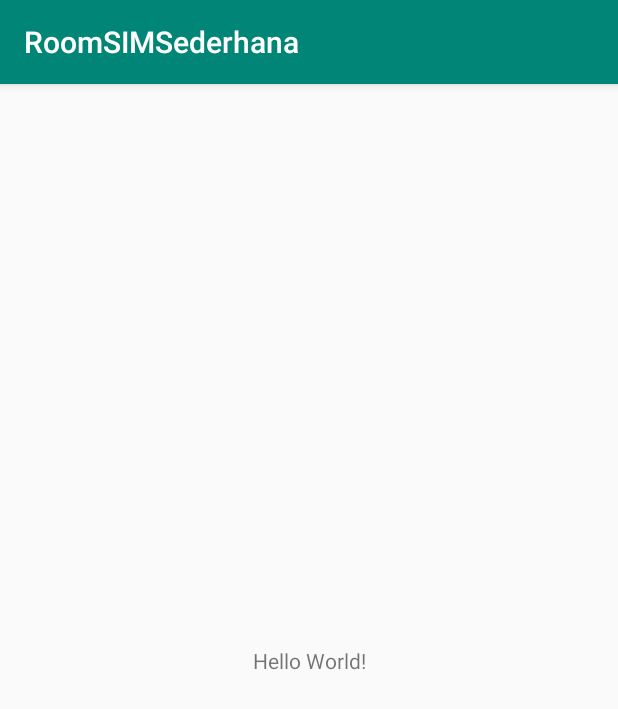
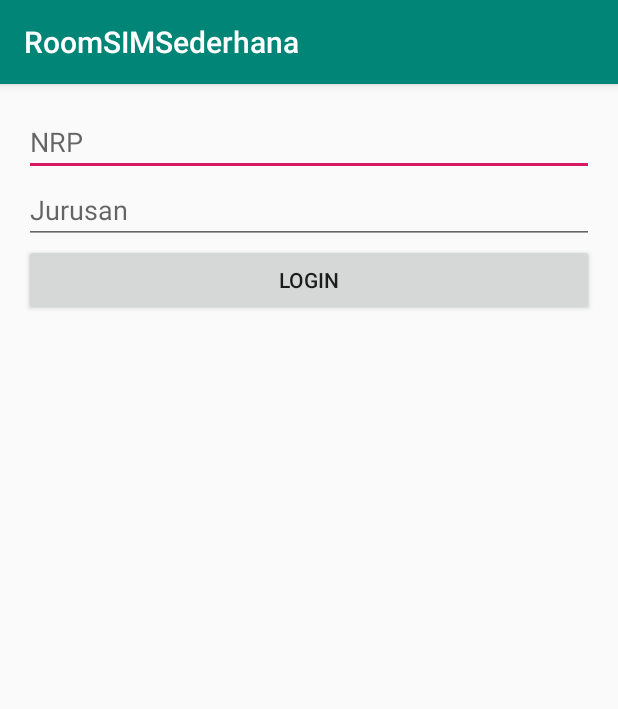
Before and after one commit to billiartag/RoomSIMSederhana, an Android app: the screen it shows after launch (MainActivity before the commit, Login after it), on a phone screen of 412 x 824 dp. Shown: the top 709 px of the screen. Run offline under Robolectric (Android 15) with nearby library versions, the phone set to English and light mode, and no system bars.

Commit message:
Buat Layout

```diff
--- a/app/src/main/AndroidManifest.xml
+++ b/app/src/main/AndroidManifest.xml
@@ -9,7 +9,10 @@
         android:roundIcon="@mipmap/ic_launcher_round"
         android:supportsRtl="true"
         android:theme="@style/AppTheme">
-        <activity android:name=".MainActivity">
+        <activity android:name=".DosenInsert"></activity>
+        <activity android:name=".HomeSiswa" />
+        <activity android:name=".HomeDosen" />
+        <activity android:name=".Login">
             <intent-filter>
                 <action android:name="android.intent.action.MAIN" />
 
--- /dev/null
+++ b/app/src/main/java/com/example/roomsimsederhana/ClassMahasiswa.java
@@ -0,0 +1,4 @@
+package com.example.roomsimsederhana;
+
+public class ClassMahasiswa {
+}
--- a/app/src/main/java/com/example/roomsimsederhana/MainActivity.java
+++ b/app/src/main/java/com/example/roomsimsederhana/DosenInsert.java
@@ -4,11 +4,11 @@ import androidx.appcompat.app.AppCompatActivity;
 
 import android.os.Bundle;
 
-public class MainActivity extends AppCompatActivity {
+public class DosenInsert extends AppCompatActivity {
 
     @Override
     protected void onCreate(Bundle savedInstanceState) {
         super.onCreate(savedInstanceState);
-        setContentView(R.layout.activity_main);
+        setContentView(R.layout.activity_dosen_insert);
     }
 }
--- /dev/null
+++ b/app/src/main/java/com/example/roomsimsederhana/Login.java
@@ -0,0 +1,14 @@
+package com.example.roomsimsederhana;
+
+import androidx.appcompat.app.AppCompatActivity;
+
+import android.os.Bundle;
+
+public class Login extends AppCompatActivity {
+
+    @Override
+    protected void onCreate(Bundle savedInstanceState) {
+        super.onCreate(savedInstanceState);
+        setContentView(R.layout.activity_login);
+    }
+}
--- a/app/src/main/res/layout/activity_main.xml
+++ b/app/src/main/res/layout/activity_dosen_insert.xml
@@ -4,15 +4,6 @@
     xmlns:tools="http://schemas.android.com/tools"
     android:layout_width="match_parent"
     android:layout_height="match_parent"
-    tools:context=".MainActivity">
-
-    <TextView
-        android:layout_width="wrap_content"
-        android:layout_height="wrap_content"
-        android:text="Hello World!"
-        app:layout_constraintBottom_toBottomOf="parent"
-        app:layout_constraintLeft_toLeftOf="parent"
-        app:layout_constraintRight_toRightOf="parent"
-        app:layout_constraintTop_toTopOf="parent" />
+    tools:context=".DosenInsert">
 
 </androidx.constraintlayout.widget.ConstraintLayout>
--- /dev/null
+++ b/app/src/main/res/layout/activity_login.xml
@@ -0,0 +1,34 @@
+<?xml version="1.0" encoding="utf-8"?>
+<LinearLayout xmlns:android="http://schemas.android.com/apk/res/android"
+    xmlns:app="http://schemas.android.com/apk/res-auto"
+    xmlns:tools="http://schemas.android.com/tools"
+    android:layout_width="match_parent"
+    android:layout_height="match_parent"
+    android:layout_margin="8dp"
+    android:orientation="vertical"
+    android:padding="8dp"
+    tools:context=".Login">
+
+    <EditText
+        android:id="@+id/editTextLoginNRP"
+        android:layout_width="match_parent"
+        android:layout_height="wrap_content"
+        android:ems="10"
+        android:hint="NRP"
+        android:inputType="textPersonName" />
+
+    <EditText
+        android:id="@+id/editTextLoginJurusan"
+        android:layout_width="match_parent"
+        android:layout_height="wrap_content"
+        android:ems="10"
+        android:hint="Jurusan"
+        android:inputType="textPersonName" />
+
+    <Button
+        android:id="@+id/buttonLogin"
+        android:layout_width="match_parent"
+        android:layout_height="wrap_content"
+        android:text="Login" />
+
+</LinearLayout>
```
Also changed, not shown: app/src/main/java/com/example/roomsimsederhana/HomeDosen.java (added, +14 -0 lines), app/src/main/java/com/example/roomsimsederhana/HomeSiswa.java (added, +14 -0 lines), app/src/main/res/layout/activity_home_dosen.xml (added, +9 -0 lines), app/src/main/res/layout/activity_home_siswa.xml (added, +9 -0 lines), 1 other file.
